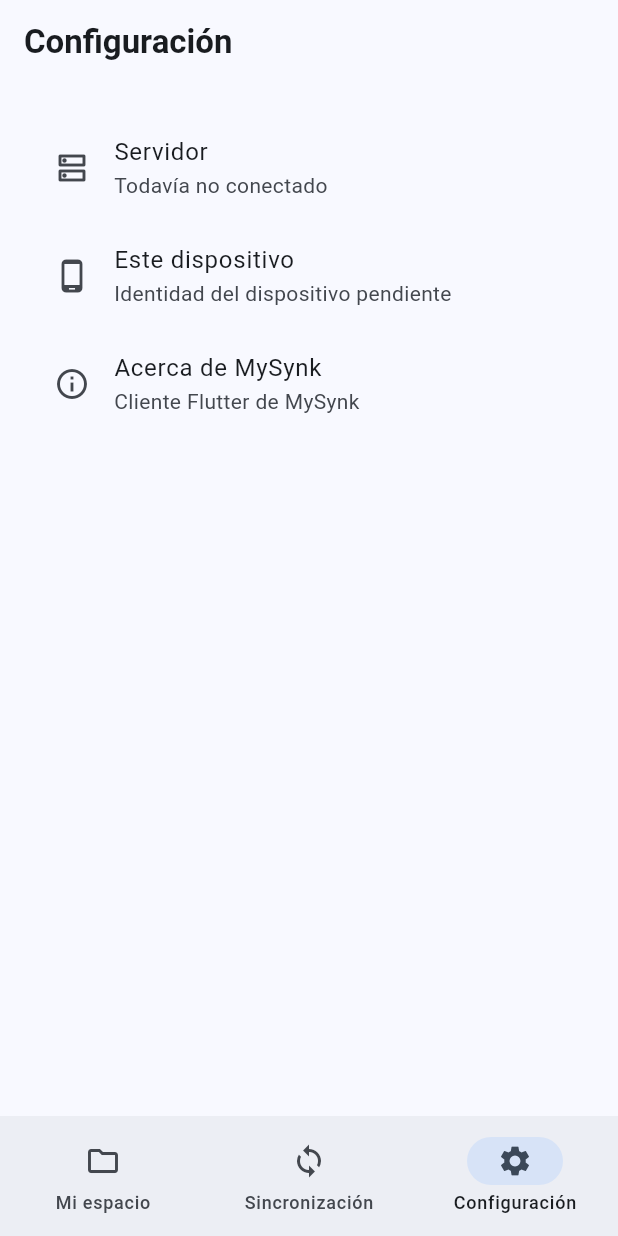
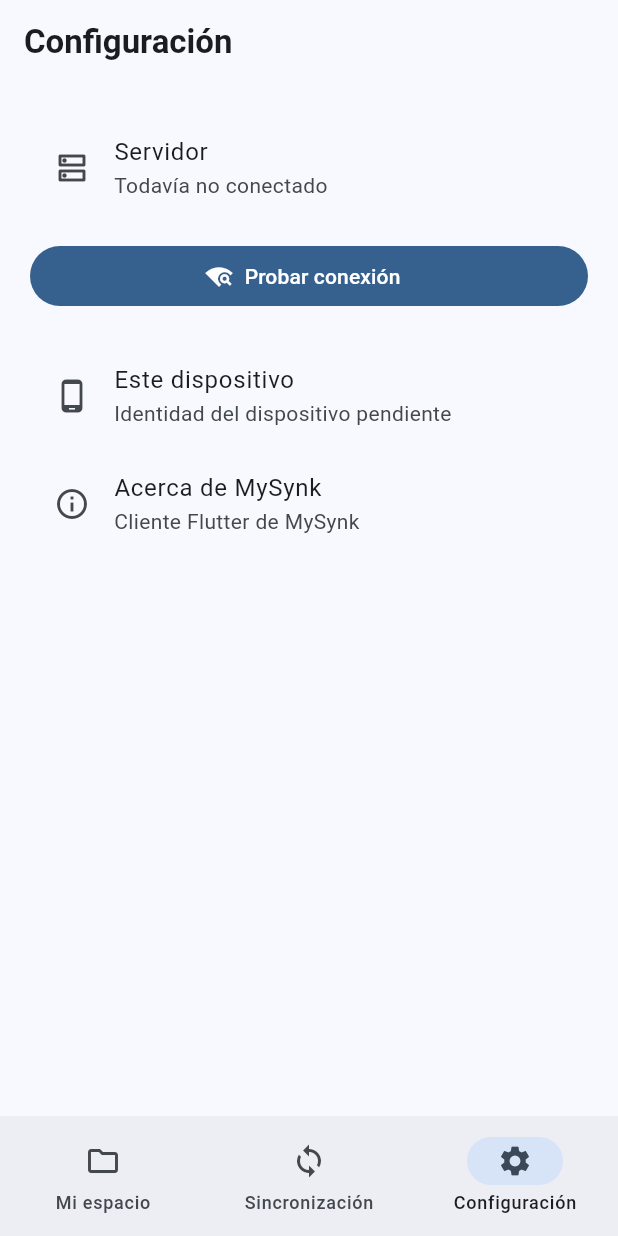
Before and after one commit to Agentet-15/mysynk_client, a Flutter app: the screen it shows after launch, item 3 of the bottom bar chosen, on a phone screen of 412 x 824 dp. Run offline on Flutter 3.47's test engine with Material 3 defaults, Android fonts, the phone set to English and light mode, and no system bars; our stand-ins replace shared_preferences.

Commit message:
Prepare configurable MySynk server connection

```diff
--- a/lib/main.dart
+++ b/lib/main.dart
@@ -1,4 +1,6 @@
 import 'package:flutter/material.dart';
+import 'mysynk_api.dart';
+import 'files_page.dart';
 
 void main() {
   runApp(const MySynkApp());
@@ -51,9 +53,7 @@ class _MySynkHomePageState extends State<MySynkHomePage> {
           ),
         ),
       ),
-
       body: _buildCurrentPage(),
-
       bottomNavigationBar: NavigationBar(
         selectedIndex: _selectedIndex,
         onDestinationSelected: (index) {
@@ -86,13 +86,10 @@ class _MySynkHomePageState extends State<MySynkHomePage> {
     switch (_selectedIndex) {
       case 0:
         return const _SpacePage();
-
       case 1:
         return const _SyncPage();
-
       case 2:
         return const _SettingsPage();
-
       default:
         return const _SpacePage();
     }
@@ -130,19 +127,22 @@ class _SpacePage extends StatelessWidget {
             ),
           ),
         ),
-
         const SizedBox(height: 20),
-
         Card(
           child: ListTile(
             leading: const Icon(Icons.folder),
             title: const Text('Mis archivos'),
             subtitle: const Text('Explorar los archivos del servidor'),
             trailing: const Icon(Icons.chevron_right),
-            onTap: () {},
+            onTap: () {
+              Navigator.of(context).push(
+                MaterialPageRoute(
+                  builder: (context) => const FilesPage(),
+                ),
+              );
+            },
           ),
         ),
-
         Card(
           child: ListTile(
             leading: const Icon(Icons.backup_outlined),
@@ -185,25 +185,87 @@ class _SyncPage extends StatelessWidget {
   }
 }
 
-class _SettingsPage extends StatelessWidget {
+class _SettingsPage extends StatefulWidget {
   const _SettingsPage();
+
+  @override
+  State<_SettingsPage> createState() => _SettingsPageState();
+}
+
+class _SettingsPageState extends State<_SettingsPage> {
+  bool _testingConnection = false;
+  String _connectionStatus = 'Todavía no conectado';
+
+  Future<void> _testConnection() async {
+    setState(() {
+      _testingConnection = true;
+      _connectionStatus = 'Comprobando conexión...';
+    });
+
+    final api = MySynkApi(
+      baseUrl: 'http://192.168.101.104:3000',
+    );
+
+    try {
+      final connected = await api.testConnection();
+
+      if (!mounted) {
+        return;
+      }
+
+      setState(() {
+        _testingConnection = false;
+        _connectionStatus = connected
+            ? 'Servidor conectado'
+            : 'La API respondió con un formato inesperado';
+      });
+    } catch (error) {
+      if (!mounted) {
+        return;
+      }
+
+      setState(() {
+        _testingConnection = false;
+        _connectionStatus = 'No se pudo conectar al servidor';
+      });
+    }
+  }
 
   @override
   Widget build(BuildContext context) {
     return ListView(
       padding: const EdgeInsets.all(20),
-      children: const [
+      children: [
         ListTile(
-          leading: Icon(Icons.dns_outlined),
-          title: Text('Servidor'),
-          subtitle: Text('Todavía no conectado'),
+          leading: const Icon(Icons.dns_outlined),
+          title: const Text('Servidor'),
+          subtitle: Text(_connectionStatus),
         ),
-        ListTile(
+        const SizedBox(height: 12),
+        FilledButton.icon(
+          onPressed: _testingConnection ? null : _testConnection,
+          icon: _testingConnection
+              ? const SizedBox(
+                  width: 18,
+                  height: 18,
+                  child: CircularProgressIndicator(
+                    strokeWidth: 2,
+                  ),
+                )
+              : const Icon(Icons.wifi_find),
+          label: Text(
+            _testingConnection
+                ? 'Comprobando...'
+                : 'Probar conexión',
+          ),
+        ),
+        const SizedBox(height: 20),
+        const ListTile(
           leading: Icon(Icons.phone_android_outlined),
           title: Text('Este dispositivo'),
           subtitle: Text('Identidad del dispositivo pendiente'),
         ),
-        ListTile(
+        const ListTile(
           leading: Icon(Icons.info_outline),
           title: Text('Acerca de MySynk'),
           subtitle: Text('Cliente Flutter de MySynk'),
--- a/pubspec.yaml
+++ b/pubspec.yaml
@@ -34,6 +34,8 @@ dependencies:
   # The following adds the Cupertino Icons font to your application.
   # Use with the CupertinoIcons class for iOS style icons.
   cupertino_icons: ^1.0.8
+  http: ^1.6.0
+  shared_preferences: ^2.5.5
 
 dev_dependencies:
   flutter_test:
```
Also changed, not shown: lib/files_page.dart (added, +220 -0 lines), lib/mysynk_api.dart (added, +86 -0 lines), lib/server_config.dart (added, +24 -0 lines), pubspec.lock, 1 other file.
